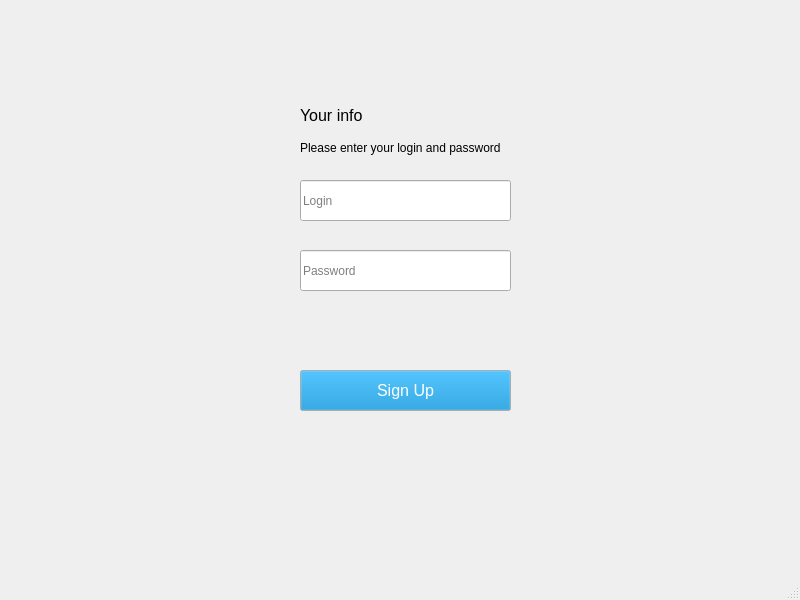
First picture: the form in registration.ui, repository VladimirTakeda/ChatClient, before the edit.
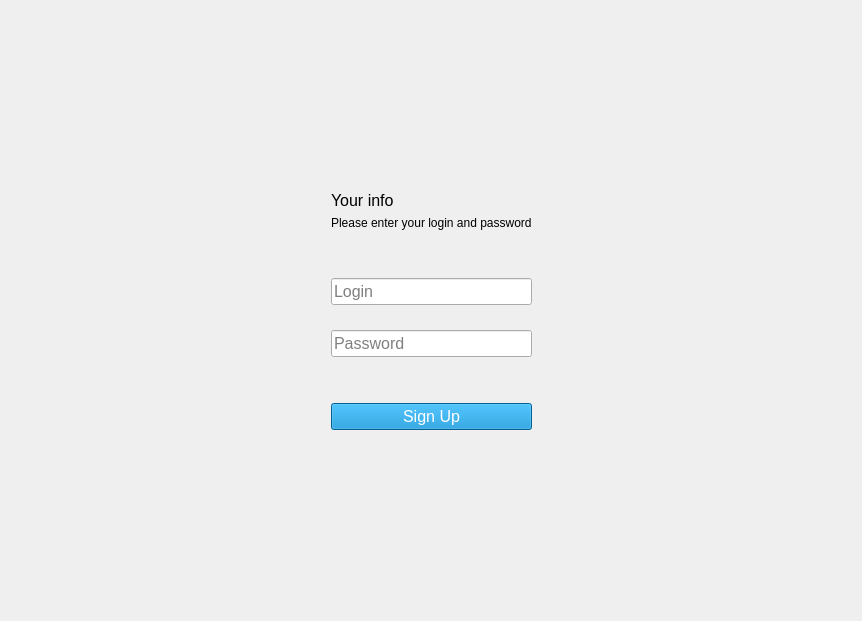
Second picture: the form after the edit.

Commit message: 1) added registration + chat + unregister widgets 2) added websocket client for chat widget 3) made http registration

```diff
--- a/registration.ui
+++ b/registration.ui
@@ -1,28 +1,129 @@
 <?xml version="1.0" encoding="UTF-8"?>
 <ui version="4.0">
- <class>MainWindow</class>
- <widget class="QMainWindow" name="MainWindow">
+ <class>RegistrationUI</class>
+ <widget class="QWidget" name="RegistrationUI">
   <property name="geometry">
    <rect>
     <x>0</x>
     <y>0</y>
-    <width>800</width>
-    <height>600</height>
+    <width>862</width>
+    <height>621</height>
    </rect>
   </property>
   <property name="windowTitle">
    <string>MainWindow</string>
   </property>
-  <widget class="QWidget" name="centralwidget">
+  <layout class="QHBoxLayout" name="horizontalLayout_2">
+   <item>
+    <layout class="QHBoxLayout" name="horizontalLayout" stretch="1,0,1">
+     <item>
+      <spacer name="horizontalSpacer">
+       <property name="orientation">
+        <enum>Qt::Horizontal</enum>
+       </property>
+       <property name="sizeHint" stdset="0">
+        <size>
+         <width>274</width>
+         <height>20</height>
+        </size>
+       </property>
+      </spacer>
+     </item>
+     <item>
+      <layout class="QVBoxLayout" name="verticalLayout" stretch="10,0,0,0,1,0,0,0,10">
+       <item>
+        <spacer name="verticalSpacer">
+         <property name="orientation">
+          <enum>Qt::Vertical</enum>
+         </property>
+         <property name="sizeHint" stdset="0">
+          <size>
+           <width>20</width>
+           <height>40</height>
+          </size>
+         </property>
+        </spacer>
+       </item>
+       <item>
+        <widget class="QLabel" name="label">
+         <property name="font">
+          <font>
+           <pointsize>12</pointsize>
+          </font>
+         </property>
+         <property name="text">
+          <string>Your info</string>
+         </property>
+        </widget>
+       </item>
+       <item>
+        <widget class="QLabel" name="label_2">
+         <property name="text">
+          <string>Please enter your login and password
+
+
+</string>
+         </property>
+        </widget>
+       </item>
+       <item>
+        <widget class="QLineEdit" name="lineEdit_3">
+         <property name="font">
+          <font>
+           <pointsize>12</pointsize>
+          </font>
+         </property>
+         <property name="placeholderText">
+          <string>Login</string>
+         </property>
+        </widget>
+       </item>
+       <item>
+        <spacer name="verticalSpacer_3">
+         <property name="orientation">
+          <enum>Qt::Vertical</enum>
+         </property>
+         <property name="sizeHint" stdset="0">
+          <size>
+           <width>20</width>
+           <height>40</height>
+          </size>
+         </property>
+        </spacer>
+       </item>
+       <item>
+        <widget class="QLineEdit" name="lineEdit_2">
+         <property name="font">
+          <font>
+           <pointsize>12</pointsize>
+          </font>
+         </property>
+         <property name="inputMask">
+          <string/>
+         </property>
+         <property name="echoMode">
+          <enum>QLineEdit::Password</enum>
+         </property>
+         <property name="placeholderText">
+          <string>Password</string>
+         </property>
+        </widget>
+       </item>
+       <item>
+        <spacer name="verticalSpacer_4">
+         <property name="orientation">
+          <enum>Qt::Vertical</enum>
+         </property>
+         <property name="sizeHint" stdset="0">
+          <size>
+           <width>20</width>
+           <height>40</height>
+          </size>
+         </property>
+        </spacer>
+       </item>
+       <item>
    <widget class="QPushButton" name="pushButton">
-    <property name="geometry">
-     <rect>
-      <x>300</x>
-      <y>370</y>
-      <width>211</width>
-      <height>41</height>
-     </rect>
-    </property>
     <property name="palette">
      <palette>
       <active>
@@ -53,6 +154,24 @@
          </color>
         </brush>
        </colorrole>
+            <colorrole role="Base">
+             <brush brushstyle="SolidPattern">
+              <color alpha="255">
+               <red>0</red>
+               <green>136</green>
+               <blue>204</blue>
+              </color>
+             </brush>
+            </colorrole>
+            <colorrole role="Window">
+             <brush brushstyle="SolidPattern">
+              <color alpha="255">
+               <red>0</red>
+               <green>136</green>
+               <blue>204</blue>
+              </color>
+             </brush>
+            </colorrole>
       </active>
       <inactive>
        <colorrole role="WindowText">
@@ -82,6 +201,24 @@
          </color>
         </brush>
        </colorrole>
+            <colorrole role="Base">
+             <brush brushstyle="SolidPattern">
+              <color alpha="255">
+               <red>0</red>
+               <green>136</green>
+               <blue>204</blue>
+              </color>
+             </brush>
+            </colorrole>
+            <colorrole role="Window">
+             <brush brushstyle="SolidPattern">
+              <color alpha="255">
+               <red>0</red>
+               <green>136</green>
+               <blue>204</blue>
+              </color>
+             </brush>
+            </colorrole>
       </inactive>
       <disabled>
        <colorrole role="Button">
@@ -93,6 +230,24 @@
          </color>
         </brush>
        </colorrole>
+            <colorrole role="Base">
+             <brush brushstyle="SolidPattern">
+              <color alpha="255">
+               <red>0</red>
+               <green>136</green>
+               <blue>204</blue>
+              </color>
+             </brush>
+            </colorrole>
+            <colorrole role="Window">
+             <brush brushstyle="SolidPattern">
+              <color alpha="255">
+               <red>0</red>
+               <green>136</green>
+               <blue>204</blue>
+              </color>
+             </brush>
+            </colorrole>
       </disabled>
      </palette>
     </property>
@@ -101,85 +256,45 @@
       <pointsize>12</pointsize>
      </font>
     </property>
+         <property name="styleSheet">
+          <string notr="true">background-color: rgb(0, 136, 204);</string>
+         </property>
     <property name="text">
      <string>Sign Up</string>
     </property>
    </widget>
-   <widget class="QLineEdit" name="lineEdit_2">
-    <property name="geometry">
-     <rect>
-      <x>300</x>
-      <y>250</y>
-      <width>211</width>
-      <height>41</height>
-     </rect>
-    </property>
-    <property name="inputMask">
-     <string/>
-    </property>
-    <property name="echoMode">
-     <enum>QLineEdit::Password</enum>
-    </property>
-    <property name="placeholderText">
-     <string>Password</string>
-    </property>
-   </widget>
-   <widget class="QLineEdit" name="lineEdit_3">
-    <property name="geometry">
-     <rect>
-      <x>300</x>
-      <y>180</y>
-      <width>211</width>
-      <height>41</height>
-     </rect>
-    </property>
-    <property name="placeholderText">
-     <string>Login</string>
-    </property>
-   </widget>
-   <widget class="QLabel" name="label">
-    <property name="geometry">
-     <rect>
-      <x>300</x>
-      <y>100</y>
-      <width>211</width>
-      <height>31</height>
-     </rect>
-    </property>
-    <property name="font">
-     <font>
-      <pointsize>12</pointsize>
-     </font>
-    </property>
-    <property name="text">
-     <string>Your info</string>
-    </property>
-   </widget>
-   <widget class="QLabel" name="label_2">
-    <property name="geometry">
-     <rect>
-      <x>300</x>
-      <y>140</y>
-      <width>211</width>
-      <height>16</height>
-     </rect>
-    </property>
-    <property name="text">
-     <string>Please enter your login and password</string>
-    </property>
-   </widget>
-  </widget>
-  <widget class="QMenuBar" name="menubar">
-   <property name="geometry">
-    <rect>
-     <x>0</x>
-     <y>0</y>
-     <width>800</width>
-     <height>21</height>
-    </rect>
-   </property>
-  </widget>
-  <widget class="QStatusBar" name="statusbar"/>
+       </item>
+       <item>
+        <spacer name="verticalSpacer_2">
+         <property name="orientation">
+          <enum>Qt::Vertical</enum>
+         </property>
+         <property name="sizeHint" stdset="0">
+          <size>
+           <width>20</width>
+           <height>40</height>
+          </size>
+         </property>
+        </spacer>
+       </item>
+      </layout>
+     </item>
+     <item>
+      <spacer name="horizontalSpacer_2">
+       <property name="orientation">
+        <enum>Qt::Horizontal</enum>
+       </property>
+       <property name="sizeHint" stdset="0">
+        <size>
+         <width>274</width>
+         <height>20</height>
+        </size>
+       </property>
+      </spacer>
+     </item>
+    </layout>
+   </item>
+  </layout>
  </widget>
  <resources/>
  <connections/>
```
Left out of the diff: 2 changed lines with no effect on the pictures. Lines whose indentation alone changed are shown as unchanged. The commit also changes 15 other files.
